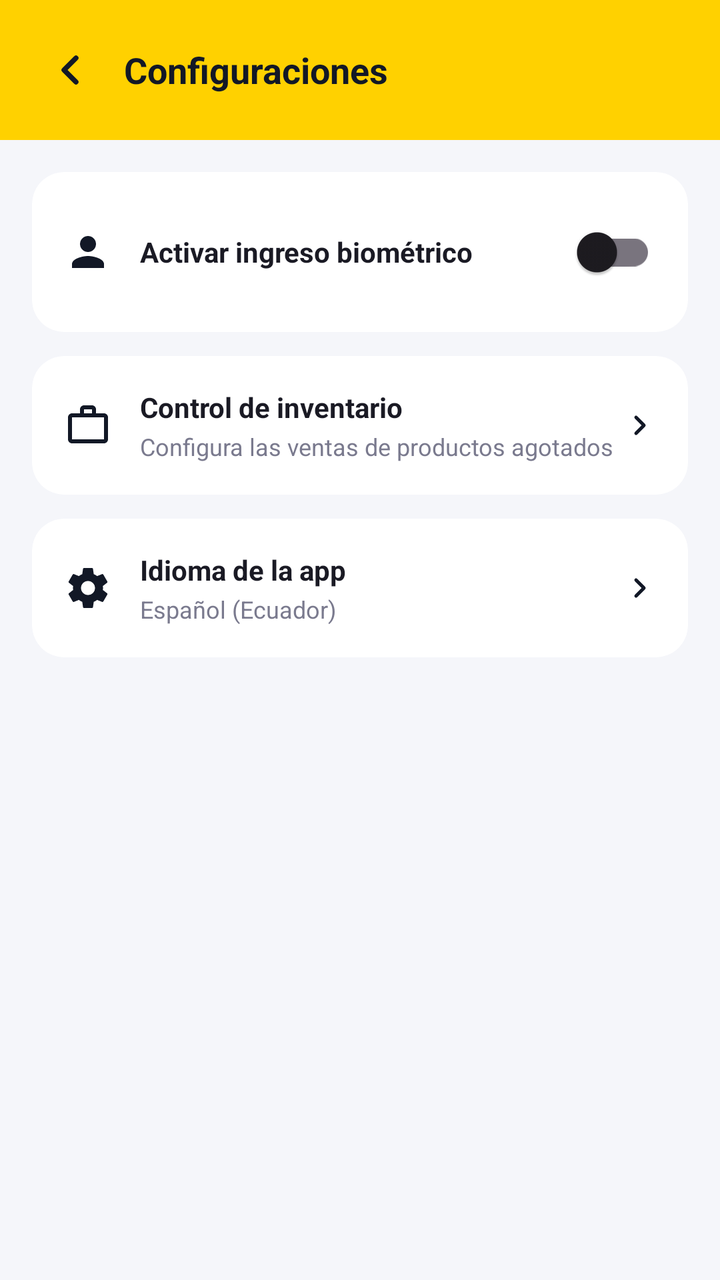
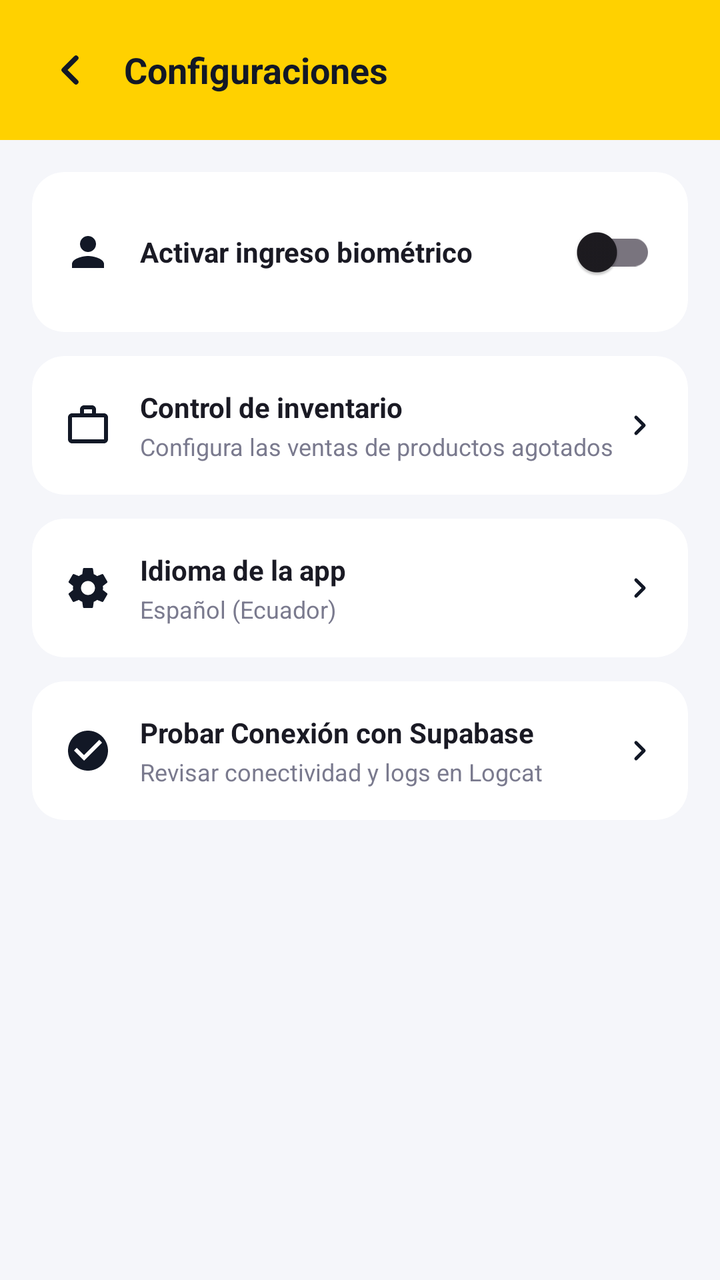

Two renders of the same Android screen: before a commit and after it. Below are the layout's source before the change and the commit's diff.
<!-- AndroidManifest.xml: application theme Theme.DAJHO -->
<!-- res/layout/activity_settings.xml -->
<?xml version="1.0" encoding="utf-8"?>
<LinearLayout xmlns:android="http://schemas.android.com/apk/res/android"
    xmlns:app="http://schemas.android.com/apk/res-auto"
    xmlns:tools="http://schemas.android.com/tools"
    android:layout_width="match_parent"
    android:layout_height="match_parent"
    android:background="@color/app_background"
    android:orientation="vertical"
    tools:context=".profile.SettingsActivity">

    
    <LinearLayout
        android:layout_width="match_parent"
        android:layout_height="wrap_content"
        android:background="@color/brand_yellow"
        android:gravity="center_vertical"
        android:orientation="horizontal"
        android:paddingHorizontal="16dp"
        android:paddingTop="16dp"
        android:paddingBottom="16dp">

        <ImageButton
            android:id="@+id/btnBackSettings"
            android:layout_width="38dp"
            android:layout_height="38dp"
            android:background="?attr/selectableItemBackgroundBorderless"
            android:contentDescription="@string/back_desc"
            android:padding="8dp"
            android:src="@drawable/ic_arrow_back"
            app:tint="@color/btn_black" />

        <TextView
            android:layout_width="wrap_content"
            android:layout_height="wrap_content"
            android:layout_marginStart="8dp"
            android:text="Configuraciones"
            android:textColor="@color/btn_black"
            android:textSize="18sp"
            android:textStyle="bold" />
    </LinearLayout>

    
    <LinearLayout
        android:layout_width="match_parent"
        android:layout_height="wrap_content"
        android:orientation="vertical"
        android:paddingHorizontal="16dp"
        android:paddingTop="16dp">

        
        <androidx.cardview.widget.CardView
            android:layout_width="match_parent"
            android:layout_height="wrap_content"
            app:cardBackgroundColor="@color/card_background"
            app:cardCornerRadius="16dp"
            app:cardElevation="0dp">

            <LinearLayout
                android:layout_width="match_parent"
                android:layout_height="wrap_content"
                android:gravity="center_vertical"
                android:orientation="horizontal"
                android:padding="16dp">

                <ImageView
                    android:layout_width="24dp"
                    android:layout_height="24dp"
                    android:contentDescription="@null"
                    android:src="@drawable/ic_profile"
                    app:tint="@color/btn_black" />

                <TextView
                    android:layout_width="0dp"
                    android:layout_height="wrap_content"
                    android:layout_weight="1"
                    android:layout_marginStart="14dp"
                    android:text="Activar ingreso biométrico"
                    android:textColor="@color/text_primary"
                    android:textSize="14sp"
                    android:textStyle="bold" />

                <com.google.android.material.switchmaterial.SwitchMaterial
                    android:id="@+id/switchBiometric"
                    android:layout_width="wrap_content"
                    android:layout_height="wrap_content" />
            </LinearLayout>
        </androidx.cardview.widget.CardView>

        
        <androidx.cardview.widget.CardView
            android:layout_width="match_parent"
            android:layout_height="wrap_content"
            android:layout_marginTop="12dp"
            app:cardBackgroundColor="@color/card_background"
            app:cardCornerRadius="16dp"
            app:cardElevation="0dp">

            <LinearLayout
                android:layout_width="match_parent"
                android:layout_height="wrap_content"
                android:gravity="center_vertical"
                android:orientation="horizontal"
                android:padding="16dp">

                <ImageView
                    android:layout_width="24dp"
                    android:layout_height="24dp"
                    android:contentDescription="@null"
                    android:src="@drawable/ic_inventory"
                    app:tint="@color/btn_black" />

                <LinearLayout
                    android:layout_width="0dp"
                    android:layout_height="wrap_content"
                    android:layout_weight="1"
                    android:layout_marginStart="14dp"
                    android:orientation="vertical">

                    <TextView
                        android:layout_width="wrap_content"
                        android:layout_height="wrap_content"
                        android:text="Control de inventario"
                        android:textColor="@color/text_primary"
                        android:textSize="14sp"
                        android:textStyle="bold" />

                    <TextView
                        android:layout_width="wrap_content"
                        android:layout_height="wrap_content"
                        android:layout_marginTop="2dp"
                        android:text="Configura las ventas de productos agotados"
                        android:textColor="@color/text_secondary"
                        android:textSize="12sp" />
                </LinearLayout>

                <ImageView
                    android:layout_width="16dp"
                    android:layout_height="16dp"
                    android:contentDescription="@null"
                    android:src="@drawable/ic_arrow_back"
                    android:rotation="180"
                    app:tint="@color/btn_black" />
            </LinearLayout>
        </androidx.cardview.widget.CardView>

        
        <androidx.cardview.widget.CardView
            android:layout_width="match_parent"
            android:layout_height="wrap_content"
            android:layout_marginTop="12dp"
            app:cardBackgroundColor="@color/card_background"
            app:cardCornerRadius="16dp"
            app:cardElevation="0dp">

            <LinearLayout
                android:layout_width="match_parent"
                android:layout_height="wrap_content"
                android:gravity="center_vertical"
                android:orientation="horizontal"
                android:padding="16dp">

                <ImageView
                    android:layout_width="24dp"
                    android:layout_height="24dp"
                    android:contentDescription="@null"
                    android:src="@drawable/ic_settings"
                    app:tint="@color/btn_black" />

                <LinearLayout
                    android:layout_width="0dp"
                    android:layout_height="wrap_content"
                    android:layout_weight="1"
                    android:layout_marginStart="14dp"
                    android:orientation="vertical">

                    <TextView
                        android:layout_width="wrap_content"
                        android:layout_height="wrap_content"
                        android:text="Idioma de la app"
                        android:textColor="@color/text_primary"
                        android:textSize="14sp"
                        android:textStyle="bold" />

                    <TextView
                        android:layout_width="wrap_content"
                        android:layout_height="wrap_content"
                        android:layout_marginTop="2dp"
                        android:text="Español (Ecuador)"
                        android:textColor="@color/text_secondary"
                        android:textSize="12sp" />
                </LinearLayout>

                <ImageView
                    android:layout_width="16dp"
                    android:layout_height="16dp"
                    android:contentDescription="@null"
                    android:src="@drawable/ic_arrow_back"
                    android:rotation="180"
                    app:tint="@color/btn_black" />
            </LinearLayout>
        </androidx.cardview.widget.CardView>

    </LinearLayout>
</LinearLayout>
<!-- resources referenced by this layout -->
<resources>
  <color name="app_background">#F5F6FA</color>
  <color name="brand_yellow">#FFD100</color>
  <color name="btn_black">#121826</color>
  <color name="card_background">#FFFFFF</color>
  <color name="text_primary">#1A1A24</color>
  <color name="text_secondary">#7A7A8E</color>
  <!-- drawable ic_arrow_back (drawable) -->
  <?xml version="1.0" encoding="utf-8"?>
  <vector xmlns:android="http://schemas.android.com/apk/res/android"
      android:width="24dp"
      android:height="24dp"
      android:viewportWidth="24"
      android:viewportHeight="24">
      <path
          android:fillColor="#00000000"
          android:pathData="M15,18L9,12L15,6"
          android:strokeColor="@color/text_primary"
          android:strokeWidth="2.5"
          android:strokeLineCap="round"
          android:strokeLineJoin="round" />
  </vector>
  <!-- drawable ic_inventory (drawable) -->
  <?xml version="1.0" encoding="utf-8"?>
  <vector xmlns:android="http://schemas.android.com/apk/res/android"
      android:width="24dp"
      android:height="24dp"
      android:viewportWidth="24"
      android:viewportHeight="24">
      <path
          android:fillColor="#FF000000"
          android:pathData="M20,6h-4V4c0,-1.1 -0.9,-2 -2,-2h-4c-1.1,0 -2,0.9 -2,2v2H4c-1.1,0 -2,0.9 -2,2v11c0,1.1 0.9,2 2,2h16c1.1,0 2,-0.9 2,-2V8c0,-1.1 -0.9,-2 -2,-2zM10,4h4v2h-4V4zM20,19H4V8h16v11z" />
  </vector>
  <!-- drawable ic_profile (drawable) -->
  <?xml version="1.0" encoding="utf-8"?>
  <vector xmlns:android="http://schemas.android.com/apk/res/android"
      android:width="24dp"
      android:height="24dp"
      android:viewportWidth="24"
      android:viewportHeight="24">
      <path
          android:fillColor="@color/white"
          android:pathData="M12,12c2.21,0 4,-1.79 4,-4s-1.79,-4 -4,-4 -4,1.79 -4,4 1.79,4 4,4zM12,14c-2.67,0 -8,1.34 -8,4v2h16v-2c0,-2.66 -5.33,-4 -8,-4z" />
  </vector>
  <string name="back_desc">Volver</string>
  <style name="Theme.DAJHO" parent="Base.Theme.DAJHO" />
  <color name="white">#FFFFFFFF</color>
  <style name="Base.Theme.DAJHO" parent="Theme.Material3.DayNight.NoActionBar">
          <item name="colorPrimary">@color/purple_primary</item>
          <item name="colorSecondary">@color/pink_accent</item>
  
          
          <item name="colorSurface">@color/card_background</item>
          <item name="colorSurfaceContainer">@color/card_background</item>
          <item name="colorSurfaceContainerLow">@color/card_background</item>
          <item name="colorSurfaceContainerHigh">@color/input_bg</item>
          <item name="android:statusBarColor">@color/dark_header_bg</item>
          <item name="android:windowLightStatusBar">false</item>
  
          <item name="bottomSheetStyle">@style/DAJHO_BottomSheet</item>
          <item name="bottomSheetDialogTheme">@style/DAJHO_BottomSheetDialog</item>
      </style>
  <color name="purple_primary">#FFD100</color>
  <color name="pink_accent">#FF2A85</color>
  <color name="input_bg">#FAFAFC</color>
  <color name="dark_header_bg">#FFD100</color>
  <style name="DAJHO_BottomSheet" parent="Widget.Material3.BottomSheet.Modal">
          <item name="android:background">@color/card_background</item>
          <item name="shapeAppearanceOverlay">@style/DAJHO_SheetShape</item>
      </style>
  <style name="DAJHO_BottomSheetDialog" parent="ThemeOverlay.Material3.BottomSheetDialog">
          <item name="bottomSheetStyle">@style/DAJHO_BottomSheet</item>
      </style>
  <style name="DAJHO_SheetShape">
          <item name="cornerFamily">rounded</item>
          <item name="cornerSizeTopLeft">28dp</item>
          <item name="cornerSizeTopRight">28dp</item>
      </style>
  <!-- unchanged entries left out for length: 1 -->
</resources>

<!-- the commit's change to res/layout/activity_settings.xml (unified diff, before → after) -->
@@ -200,5 +200,66 @@
             </LinearLayout>
         </androidx.cardview.widget.CardView>
 
+        
+        <androidx.cardview.widget.CardView
+            android:id="@+id/cardTestConnection"
+            android:layout_width="match_parent"
+            android:layout_height="wrap_content"
+            android:layout_marginTop="12dp"
+            android:clickable="true"
+            android:focusable="true"
+            android:foreground="?attr/selectableItemBackground"
+            app:cardBackgroundColor="@color/card_background"
+            app:cardCornerRadius="16dp"
+            app:cardElevation="0dp">
+
+            <LinearLayout
+                android:layout_width="match_parent"
+                android:layout_height="wrap_content"
+                android:gravity="center_vertical"
+                android:orientation="horizontal"
+                android:padding="16dp">
+
+                <ImageView
+                    android:layout_width="24dp"
+                    android:layout_height="24dp"
+                    android:contentDescription="@null"
+                    android:src="@drawable/ic_check_circle"
+                    app:tint="@color/btn_black" />
+
+                <LinearLayout
+                    android:layout_width="0dp"
+                    android:layout_height="wrap_content"
+                    android:layout_weight="1"
+                    android:layout_marginStart="14dp"
+                    android:orientation="vertical">
+
+                    <TextView
+                        android:layout_width="wrap_content"
+                        android:layout_height="wrap_content"
+                        android:text="Probar Conexión con Supabase"
+                        android:textColor="@color/text_primary"
+                        android:textSize="14sp"
+                        android:textStyle="bold" />
+
+                    <TextView
+                        android:layout_width="wrap_content"
+                        android:layout_height="wrap_content"
+                        android:layout_marginTop="2dp"
+                        android:text="Revisar conectividad y logs en Logcat"
+                        android:textColor="@color/text_secondary"
+                        android:textSize="12sp" />
+                </LinearLayout>
+
+                <ImageView
+                    android:layout_width="16dp"
+                    android:layout_height="16dp"
+                    android:contentDescription="@null"
+                    android:src="@drawable/ic_arrow_back"
+                    android:rotation="180"
+                    app:tint="@color/btn_black" />
+            </LinearLayout>
+        </androidx.cardview.widget.CardView>
+
     </LinearLayout>
 </LinearLayout>
<!-- resource entries referenced after the edit -->
@@ -20,6 +20,16 @@
           android:strokeWidth="2.5"
           android:strokeLineCap="round"
           android:strokeLineJoin="round" />
+  </vector>
+  <!-- drawable ic_check_circle (drawable) -->
+  <vector xmlns:android="http://schemas.android.com/apk/res/android"
+      android:width="24dp"
+      android:height="24dp"
+      android:viewportWidth="24"
+      android:viewportHeight="24">
+    <path
+        android:fillColor="#0E8A4A"
+        android:pathData="M12,2C6.48,2 2,6.48 2,12s4.48,10 10,10 10,-4.48 10,-10S17.52,2 12,2zm-2,15l-5,-5 1.41,-1.41L10,14.17l7.59,-7.59L19,8l-9,9z"/>
   </vector>
   <!-- drawable ic_inventory (drawable) -->
   <?xml version="1.0" encoding="utf-8"?>
